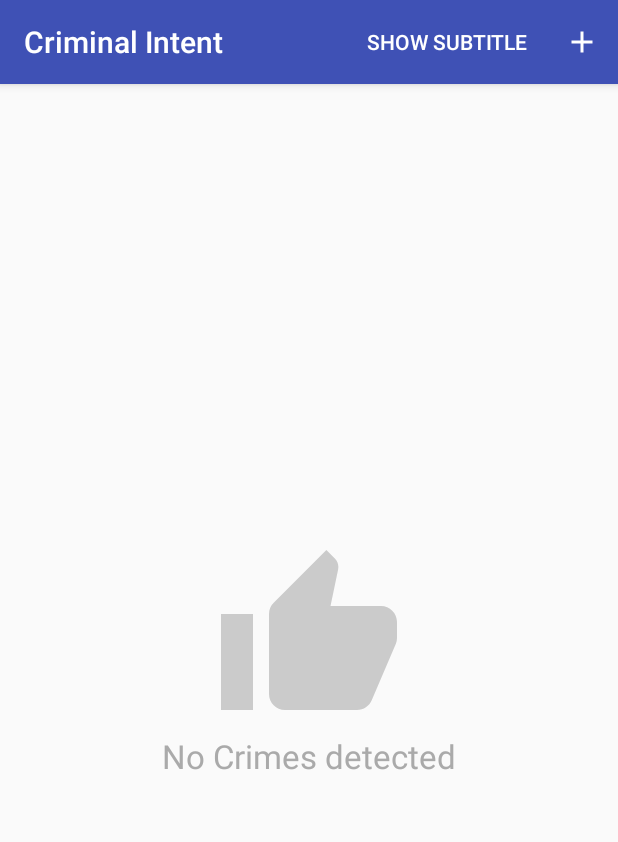
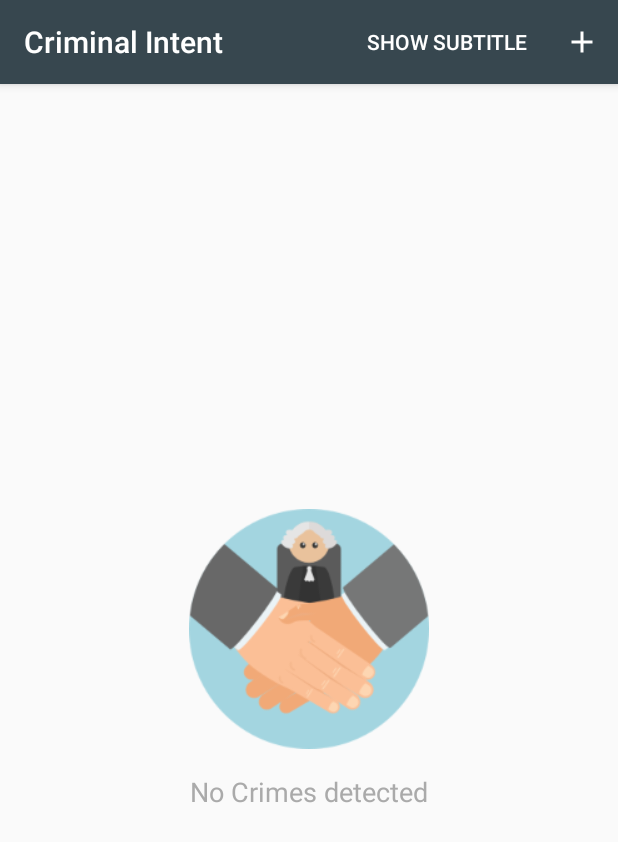
Before and after one commit to choliy/CriminalIntent, an Android app: the fragment CrimeListFragment shown on its own in the app's theme, on a phone screen of 412 x 824 dp. Shown: the top 842 px of the screen. Run offline under Robolectric (Android 15) with nearby library versions, the phone set to English and light mode, and no system bars.

Commit message:
Added new ic_launcher icon & empty_list image

```diff
--- a/app/src/main/java/com/choliy/igor/criminalintent/CrimeAdapter.java
+++ b/app/src/main/java/com/choliy/igor/criminalintent/CrimeAdapter.java
@@ -7,8 +7,11 @@ import android.view.LayoutInflater;
 import android.view.View;
 import android.view.ViewGroup;
 import android.widget.CheckBox;
+import android.widget.CompoundButton;
 import android.widget.LinearLayout;
 import android.widget.TextView;
+
+import com.choliy.igor.criminalintent.data.CrimeLab;
 
 import java.util.List;
 import java.util.UUID;
@@ -52,7 +55,9 @@ public class CrimeAdapter extends RecyclerView.Adapter<CrimeAdapter.CrimeHolder>
         else emptyList.setVisibility(View.VISIBLE);
     }
 
-    class CrimeHolder extends RecyclerView.ViewHolder implements View.OnClickListener {
+    class CrimeHolder extends RecyclerView.ViewHolder implements
+            View.OnClickListener,
+            CompoundButton.OnCheckedChangeListener {
 
         private TextView mCrimeTitle;
         private TextView mCrimeDate;
@@ -63,6 +68,7 @@ public class CrimeAdapter extends RecyclerView.Adapter<CrimeAdapter.CrimeHolder>
             mCrimeTitle = (TextView) itemView.findViewById(R.id.listItemTitle);
             mCrimeDate = (TextView) itemView.findViewById(R.id.listItemDate);
             mCrimeSolved = (CheckBox) itemView.findViewById(R.id.listItemSolved);
+            mCrimeSolved.setOnCheckedChangeListener(this);
             itemView.setOnClickListener(this);
         }
 
@@ -71,6 +77,13 @@ public class CrimeAdapter extends RecyclerView.Adapter<CrimeAdapter.CrimeHolder>
             int position = getAdapterPosition();
             UUID crimeId = mCrimes.get(position).getId();
             mClickListener.onCrimeClick(crimeId);
+        }
+
+        @Override
+        public void onCheckedChanged(CompoundButton compoundButton, boolean checked) {
+            Crime crime = mCrimes.get(getAdapterPosition());
+            crime.setSolved(checked);
+            CrimeLab.getInstance(mContext).updateCrime(crime);
         }
 
         private void bindView(int position) {
--- a/app/src/main/res/drawable/ic_no_crimes.xml
+++ /dev/null
@@ -1,9 +0,0 @@
-<vector xmlns:android="http://schemas.android.com/apk/res/android"
-        android:width="24dp"
-        android:height="24dp"
-        android:viewportHeight="24.0"
-        android:viewportWidth="24.0">
-    <path
-        android:fillColor="#cbcbcb"
-        android:pathData="M1,21h4L5,9L1,9v12zM23,10c0,-1.1 -0.9,-2 -2,-2h-6.31l0.95,-4.57 0.03,-0.32c0,-0.41 -0.17,-0.79 -0.44,-1.06L14.17,1 7.59,7.59C7.22,7.95 7,8.45 7,9v10c0,1.1 0.9,2 2,2h9c0.83,0 1.54,-0.5 1.84,-1.22l3.02,-7.05c0.09,-0.23 0.14,-0.47 0.14,-0.73v-1.91l-0.01,-0.01L23,10z"/>
-</vector>
--- a/app/src/main/res/layout/fragment_crime_list.xml
+++ b/app/src/main/res/layout/fragment_crime_list.xml
@@ -13,16 +13,17 @@
         android:orientation="vertical">
 
         <ImageView
-            android:layout_width="@dimen/huge_margin"
-            android:layout_height="@dimen/huge_margin"
+            android:layout_width="@dimen/image_size"
+            android:layout_height="@dimen/image_size"
+            android:layout_marginBottom="@dimen/material_margin"
             android:contentDescription="@string/image_description_no_crimes"
-            android:src="@drawable/ic_no_crimes"/>
+            android:src="@drawable/empty_list"/>
 
         <TextView
             android:layout_width="wrap_content"
             android:layout_height="wrap_content"
             android:text="@string/empty_list_text"
-            android:textAppearance="@style/TextAppearance.AppCompat.Large"
+            android:textAppearance="@style/TextAppearance.AppCompat.Medium"
             android:textColor="@android:color/darker_gray"/>
 
     </LinearLayout>
--- a/app/src/main/res/layout/list_item_crime.xml
+++ b/app/src/main/res/layout/list_item_crime.xml
@@ -37,7 +37,6 @@
         android:layout_height="wrap_content"
         android:layout_gravity="center_vertical"
         android:layout_margin="@dimen/material_margin"
-        android:checked="true"
-        android:enabled="false"/>
+        android:checked="true"/>
 
 </LinearLayout>
--- a/app/src/main/res/values/colors.xml
+++ b/app/src/main/res/values/colors.xml
@@ -1,6 +1,6 @@
 <?xml version="1.0" encoding="utf-8"?>
 <resources>
-    <color name="colorPrimary">#3F51B5</color>
-    <color name="colorPrimaryDark">#303F9F</color>
-    <color name="colorAccent">#FF4081</color>
+    <color name="colorPrimary">#37474F</color>
+    <color name="colorPrimaryDark">#263238</color>
+    <color name="colorAccent">#2196F3</color>
 </resources>
--- a/app/src/main/res/values/dimens.xml
+++ b/app/src/main/res/values/dimens.xml
@@ -4,5 +4,5 @@
     <dimen name="material_margin">16dp</dimen>
     <dimen name="normal_margin">32dp</dimen>
     <dimen name="big_margin">64dp</dimen>
-    <dimen name="huge_margin">128dp</dimen>
+    <dimen name="image_size">160dp</dimen>
 </resources>
```
Also changed, not shown: app/src/main/res/drawable-hdpi/empty_list.png (added), app/src/main/res/drawable-mdpi/empty_list.png (added), app/src/main/res/drawable-xhdpi/empty_list.png (added), app/src/main/res/drawable-xxhdpi/empty_list.png (added), app/src/main/res/drawable-xxxhdpi/empty_list.png (added), app/src/main/res/mipmap-hdpi/ic_launcher.png, app/src/main/res/mipmap-mdpi/ic_launcher.png, app/src/main/res/mipmap-xhdpi/ic_launcher.png, app/src/main/res/mipmap-xxhdpi/ic_launcher.png, app/src/main/res/mipmap-xxxhdpi/ic_launcher.png, app/src/main/web_hi_res_512.png (added).
